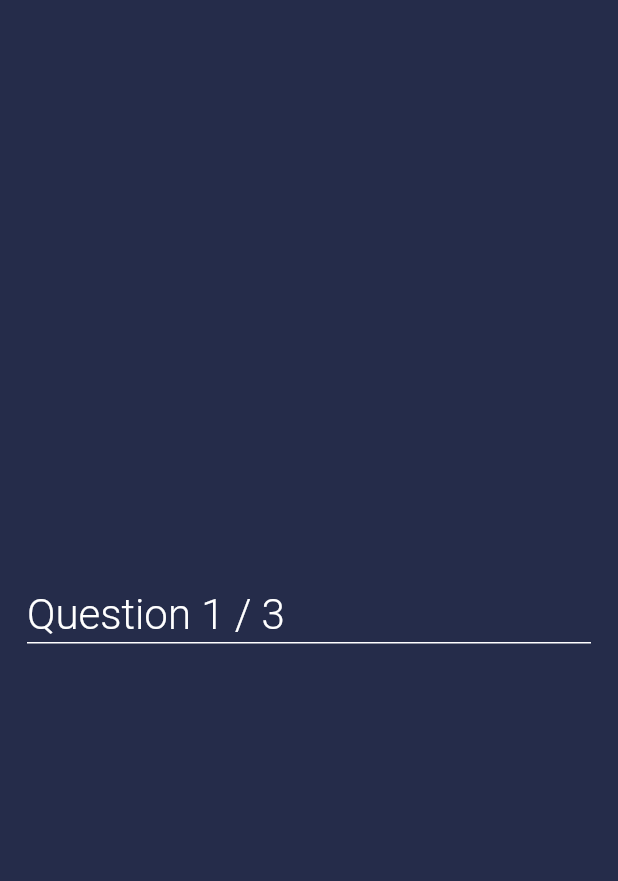
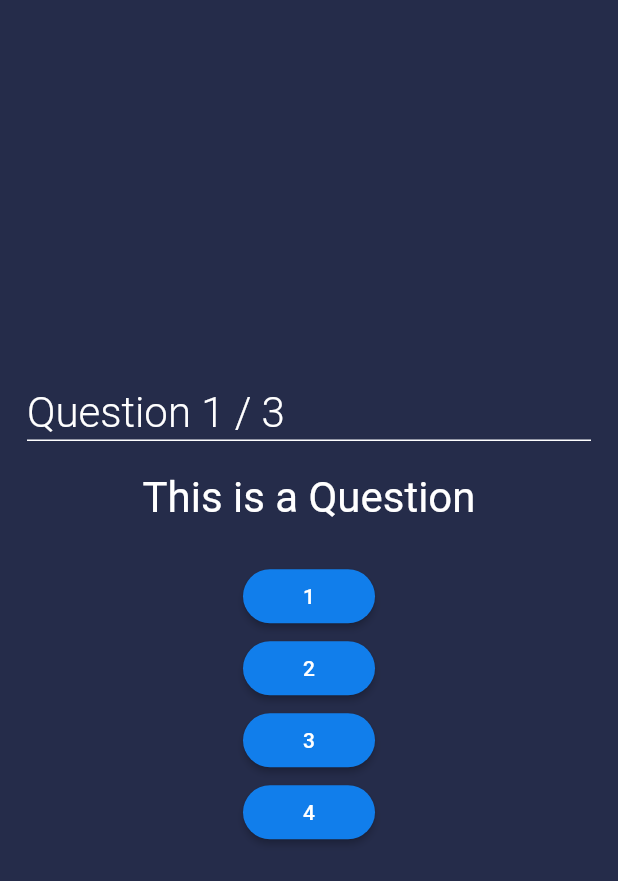
Before and after one commit to hashfx/quiz-app-flutter, a Flutter app: the screen it shows after launch, on a phone screen of 412 x 824 dp. Shown: the top 881 px of the screen. Run offline on Flutter 3.47's test engine with Material 2 defaults, Android fonts, the phone set to English and light mode, and no system bars.

Commit message:
render buttons for answer

```diff
--- a/lib/main.dart
+++ b/lib/main.dart
@@ -56,6 +56,31 @@ class _HomePageState extends State<HomePage> {
                       height: 4.0,
                       thickness: 1.0,
                     ),
+                    const SizedBox(height: 20.0),
+                    // displays question
+                    Text(
+                      questions[index].question!,
+                      style: const TextStyle(
+                        color: Colors.white,
+                        fontSize: 28.0,
+                      ),
+                    ),
+
+                    SizedBox(
+                      height: 25.0,
+                    ),
+
+                    // generate buttons for options
+                    for (int i = 0; i < questions[index].answer!.length; i++)
+                      MaterialButton(
+                        shape: StadiumBorder(),
+                        color: secondaryColor,
+                        onPressed: () {},
+                        child: Text(questions[index].answer!.keys.toList()[i],
+                        style: TextStyle(color: Colors.white),
+                        ),
+
+                      ),
                   ],
                 );
               },
```
